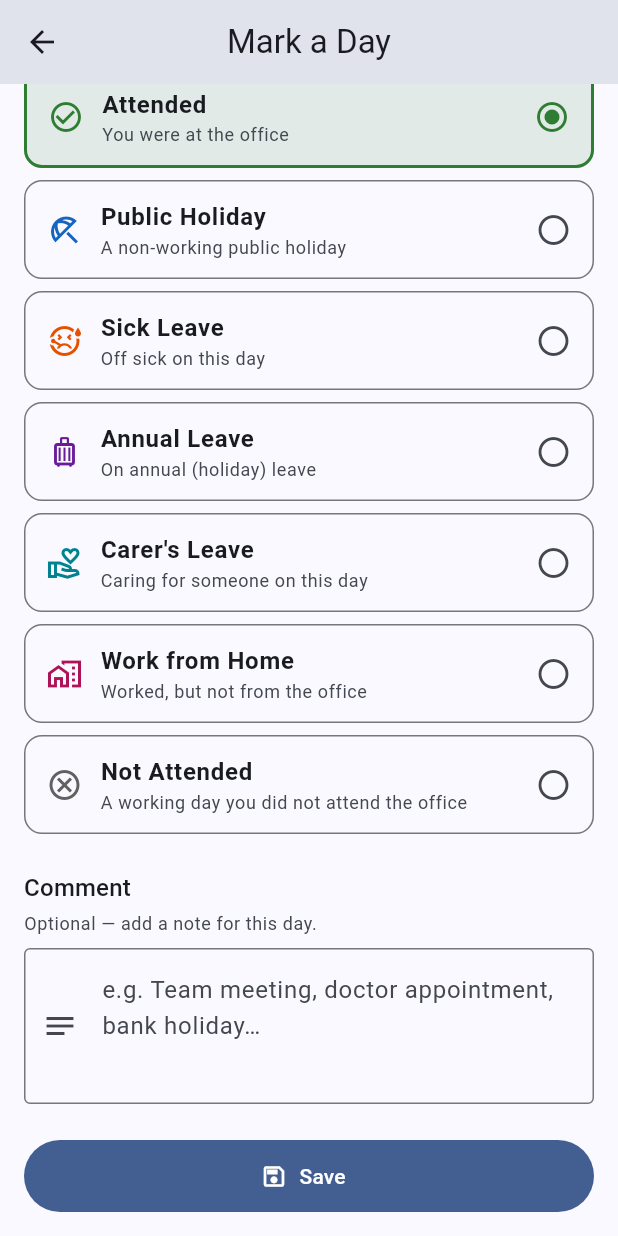
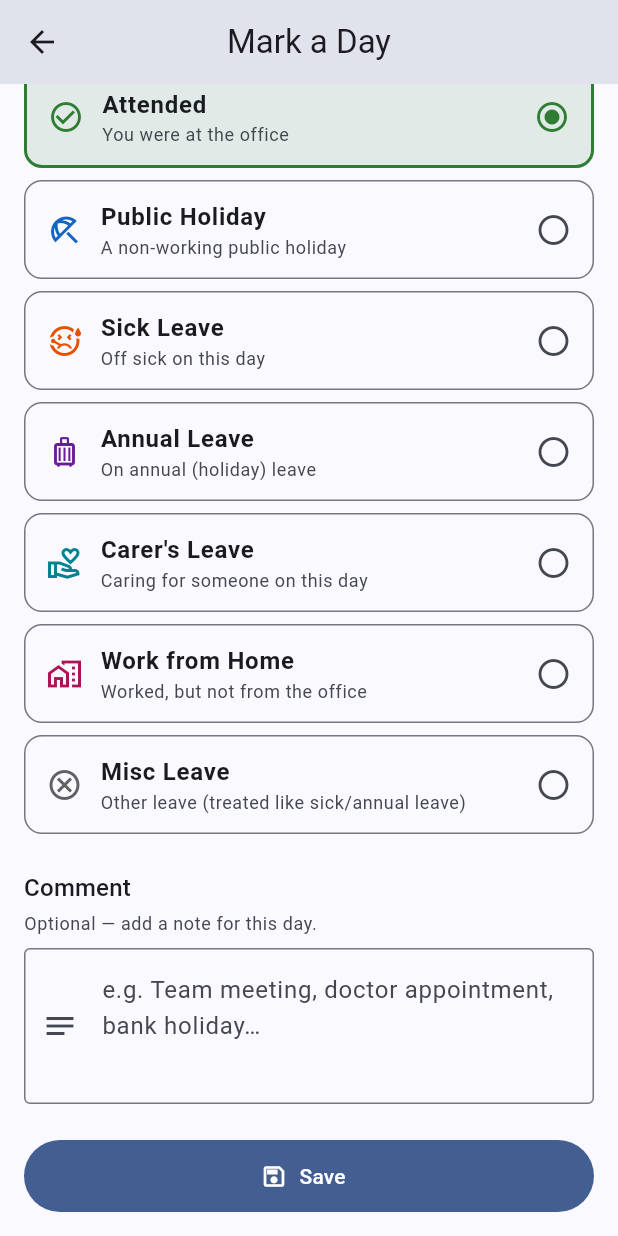
Before and after one commit to ryandam9/attendance-register, a Flutter app: the DayEntryScreen screen opened directly with empty values, scrolled down 286 dp, on a phone screen of 412 x 824 dp. Run offline on Flutter 3.47's test engine with Material 3 defaults, Android fonts, the phone set to English and light mode, and no system bars; our stand-ins replace flutter_local_notifications, flutter_riverpod, geocoding, geolocator, permission_handler, sqflite and 1 more; missing offline and left inert: workmanager; accounts and stored records are empty; statements that could not run were skipped.

Commit message:
Rename Not Attended to Misc leave;

```diff
--- a/lib/app_colors.dart
+++ b/lib/app_colors.dart
@@ -11,5 +11,5 @@ abstract final class AppColors {
   static const Color annualLeave = Color(0xFF6A1B9A); // purple[800]
   static const Color carersLeave = Color(0xFF00838F); // cyan[800]
   static const Color workFromHome = Color(0xFFAD1457); // pink[800]
-  static const Color notAttended = Color(0xFF616161); // grey[700]
+  static const Color miscLeave = Color(0xFF616161); // grey[700]
 }
--- a/lib/models/special_day.dart
+++ b/lib/models/special_day.dart
@@ -1,24 +1,23 @@
 /// A day that is explicitly not an office-attendance day.
 ///
-/// [holiday], [sickLeave], [annualLeave] and [carersLeave] are excluded from
-/// the attendance percentage denominator (they are not working days you were
-/// expected to attend) — see [excludedFromAttendanceDenominator].
-/// [workFromHome] and [notAttended] are normal working days you did not attend
-/// the office — they stay in the denominator and therefore lower your
+/// [holiday], [sickLeave], [annualLeave], [carersLeave] and [miscLeave] are
+/// excluded from the attendance percentage denominator (they are not working
+/// days you were expected to attend) — see [excludedFromAttendanceDenominator].
+/// [workFromHome] stays in the denominator and therefore lowers your
 /// percentage.
-enum DayType { holiday, sickLeave, annualLeave, carersLeave, workFromHome, notAttended }
+enum DayType { holiday, sickLeave, annualLeave, carersLeave, workFromHome, miscLeave }
 
 /// Day types that count as time you were not expected to be at the office, and
 /// are therefore subtracted from the attendance-percentage denominator. Keeping
 /// this in one place means every new leave type only has to be listed here to
-/// inherit the existing percentage rule. [DayType.workFromHome] and
-/// [DayType.notAttended] are deliberately absent — they stay in the denominator
-/// and lower your percentage.
+/// inherit the existing percentage rule. [DayType.workFromHome] is deliberately
+/// absent — it stays in the denominator and lowers your percentage.
 const excludedFromAttendanceDenominator = <DayType>{
   DayType.holiday,
   DayType.sickLeave,
   DayType.annualLeave,
   DayType.carersLeave,
+  DayType.miscLeave,
 };
 
 /// Where a [SpecialDay] came from. [manual] entries are created (or edited) by
--- a/lib/providers/special_day_provider.dart
+++ b/lib/providers/special_day_provider.dart
@@ -34,8 +34,8 @@ class SpecialDayState {
       .map((d) => DateTime.parse(d.date))
       .toSet();
 
-  Set<DateTime> get notAttendedDates => days
-      .where((d) => d.type == DayType.notAttended)
+  Set<DateTime> get miscLeaveDates => days
+      .where((d) => d.type == DayType.miscLeave)
       .map((d) => DateTime.parse(d.date))
       .toSet();
 }
--- a/lib/screens/day_entry_screen.dart
+++ b/lib/screens/day_entry_screen.dart
@@ -13,7 +13,7 @@ import '../services/database_service.dart';
 
 /// The single status a day can hold. Attendance and special days are mutually
 /// exclusive, so picking one here replaces whatever was previously recorded.
-enum DayStatus { attended, holiday, sickLeave, annualLeave, carersLeave, workFromHome, notAttended }
+enum DayStatus { attended, holiday, sickLeave, annualLeave, carersLeave, workFromHome, miscLeave }
 
 /// Unified screen for marking a day. For any past date or today the user picks
 /// one of Attended / Holiday / Sick Leave, optionally adds a comment, and saves
@@ -84,7 +84,7 @@ class _DayEntryScreenState extends ConsumerState<DayEntryScreen> {
           DayType.annualLeave => DayStatus.annualLeave,
           DayType.carersLeave => DayStatus.carersLeave,
           DayType.workFromHome => DayStatus.workFromHome,
-          DayType.notAttended => DayStatus.notAttended,
+          DayType.miscLeave => DayStatus.miscLeave,
         };
         _commentController.text = special.note ?? '';
       } else {
@@ -142,8 +142,8 @@ class _DayEntryScreenState extends ConsumerState<DayEntryScreen> {
               DayStatus.annualLeave => DayType.annualLeave,
               DayStatus.carersLeave => DayType.carersLeave,
               DayStatus.workFromHome => DayType.workFromHome,
-              DayStatus.notAttended => DayType.notAttended,
-              DayStatus.attended => DayType.notAttended, // unreachable
+              DayStatus.miscLeave => DayType.miscLeave,
+              DayStatus.attended => DayType.miscLeave, // unreachable
             },
             note: note,
           ),
@@ -361,14 +361,14 @@ class _DayEntryScreenState extends ConsumerState<DayEntryScreen> {
                     ),
                     const SizedBox(height: 8),
                     _StatusOption(
-                      label: 'Not Attended',
+                      label: 'Misc Leave',
                       description:
-                          'A working day you did not attend the office',
+                          'Other leave (treated like sick/annual leave)',
                       icon: Icons.cancel_outlined,
-                      color: AppColors.notAttended,
-                      selected: _status == DayStatus.notAttended,
+                      color: AppColors.miscLeave,
+                      selected: _status == DayStatus.miscLeave,
                       onTap: () =>
-                          setState(() => _status = DayStatus.notAttended),
+                          setState(() => _status = DayStatus.miscLeave),
                     ),
 
                     const SizedBox(height: 24),
--- a/lib/screens/explain_screen.dart
+++ b/lib/screens/explain_screen.dart
@@ -17,7 +17,7 @@ import '../providers/settings_provider.dart';
       DayType.annualLeave => (label: 'Annual leave', color: AppColors.annualLeave),
       DayType.carersLeave => (label: "Carer's leave", color: AppColors.carersLeave),
       DayType.workFromHome => (label: 'Work from home', color: AppColors.workFromHome),
-      DayType.notAttended => (label: 'Not attended', color: AppColors.notAttended),
+      DayType.miscLeave => (label: 'Misc leave', color: AppColors.miscLeave),
     };
 
 /// Explains how the "Return to office" percentage is calculated for a chosen
@@ -294,9 +294,9 @@ class _CalculationCard extends StatelessWidget {
             ),
             const SizedBox(height: 12),
             Text(
-              'Non-working days — public holidays and sick, annual and carer’s '
-              'leave — are removed from the working-day total. Work-from-home '
-              'and not-attended days stay in it, so they lower the percentage.',
+              'Non-working days \u2014 public holidays and sick, annual, carer\u2019s '
+              'and misc leave \u2014 are removed from the working-day total. '
+              'Work-from-home days stay in it, so they lower the percentage.',
               style: Theme.of(context).textTheme.bodySmall?.copyWith(
                     color: Theme.of(context).colorScheme.onSurfaceVariant,
                   ),
@@ -383,7 +383,7 @@ class _CountsCard extends StatelessWidget {
             // Special-day types in a stable, readable order.
             for (final type in const [
               DayType.workFromHome,
-              DayType.notAttended,
+              DayType.miscLeave,
               DayType.holiday,
               DayType.sickLeave,
               DayType.annualLeave,
--- a/lib/screens/history_screen.dart
+++ b/lib/screens/history_screen.dart
@@ -26,7 +26,7 @@ class _HistoryItem {
     DayStatus.annualLeave => AppColors.annualLeave,
     DayStatus.carersLeave => AppColors.carersLeave,
     DayStatus.workFromHome => AppColors.workFromHome,
-    DayStatus.notAttended => AppColors.notAttended,
+    DayStatus.miscLeave => AppColors.miscLeave,
   };
 
   IconData get icon => switch (status) {
@@ -36,7 +36,7 @@ class _HistoryItem {
     DayStatus.annualLeave => Icons.luggage_outlined,
     DayStatus.carersLeave => Icons.volunteer_activism_outlined,
     DayStatus.workFromHome => Icons.home_work_outlined,
-    DayStatus.notAttended => Icons.cancel_outlined,
+    DayStatus.miscLeave => Icons.cancel_outlined,
   };
 
   String get label => switch (status) {
@@ -46,7 +46,7 @@ class _HistoryItem {
     DayStatus.annualLeave => 'Annual Leave',
     DayStatus.carersLeave => "Carer's Leave",
     DayStatus.workFromHome => 'Work from Home',
-    DayStatus.notAttended => 'Not Attended',
+    DayStatus.miscLeave => 'Misc Leave',
   };
 }
 
@@ -99,7 +99,7 @@ class _HistoryScreenState extends ConsumerState<HistoryScreen> {
             DayType.annualLeave => DayStatus.annualLeave,
             DayType.carersLeave => DayStatus.carersLeave,
             DayType.workFromHome => DayStatus.workFromHome,
-            DayType.notAttended => DayStatus.notAttended,
+            DayType.miscLeave => DayStatus.miscLeave,
           },
           comment: s.note,
         ),
@@ -232,7 +232,7 @@ class _EmptyHistory extends StatelessWidget {
             ),
             const SizedBox(height: 8),
             Text(
-              'Days you mark as attended, holiday, sick leave or not attended '
+              'Days you mark as attended, holiday, sick leave or misc leave '
               'will appear here.',
               textAlign: TextAlign.center,
               style: Theme.of(context).textTheme.bodyMedium?.copyWith(
--- a/lib/screens/home_screen.dart
+++ b/lib/screens/home_screen.dart
@@ -178,7 +178,7 @@ class _HomeScreenState extends ConsumerState<HomeScreen>
                         CheckInResult.recorded => 'Attendance recorded for today!',
                         CheckInResult.alreadyRecorded => 'Already checked in for today.',
                         CheckInResult.specialDayConflict =>
-                          'Today is already marked (holiday, sick leave or not attended) — change it first.',
+                          'Today is already marked (holiday, sick leave or misc leave) — change it first.',
                       };
                       ScaffoldMessenger.of(context).showSnackBar(
                         SnackBar(
@@ -290,7 +290,7 @@ class _Dashboard extends ConsumerWidget {
     final annualLeaves = sp.annualLeaveDates;
     final carersLeaves = sp.carersLeaveDates;
     final workFromHome = sp.workFromHomeDates;
-    final notAttended = sp.notAttendedDates;
+    final miscLeave = sp.miscLeaveDates;
 
     return ListView(
       padding: const EdgeInsets.only(bottom: 32),
@@ -367,8 +367,8 @@ class _Dashboard extends ConsumerWidget {
                 if (workFromHome.any((d) => isSameDay(d, day))) {
                   return _DayDot(day: day, color: AppColors.workFromHome);
                 }
-                if (notAttended.any((d) => isSameDay(d, day))) {
-                  return _DayDot(day: day, color: AppColors.notAttended);
+                if (miscLeave.any((d) => isSameDay(d, day))) {
+                  return _DayDot(day: day, color: AppColors.miscLeave);
                 }
                 return null;
               },
@@ -391,8 +391,8 @@ class _Dashboard extends ConsumerWidget {
                 if (workFromHome.any((d) => isSameDay(d, day))) {
                   return _DayDot(day: day, color: AppColors.workFromHome, isToday: true);
                 }
-                if (notAttended.any((d) => isSameDay(d, day))) {
-                  return _DayDot(day: day, color: AppColors.notAttended, isToday: true);
+                if (miscLeave.any((d) => isSameDay(d, day))) {
+                  return _DayDot(day: day, color: AppColors.miscLeave, isToday: true);
                 }
                 return null;
               },
@@ -478,7 +478,7 @@ class _Dashboard extends ConsumerWidget {
               _LegendChip(color: AppColors.annualLeave, label: 'Annual Leave'),
               _LegendChip(color: AppColors.carersLeave, label: "Carer's Leave"),
               _LegendChip(color: AppColors.workFromHome, label: 'Work from Home'),
-              _LegendChip(color: AppColors.notAttended, label: 'Not Attended'),
+              _LegendChip(color: AppColors.miscLeave, label: 'Misc Leave'),
             ],
           ),
         ),
```
Also changed, not shown: 2 other files.
